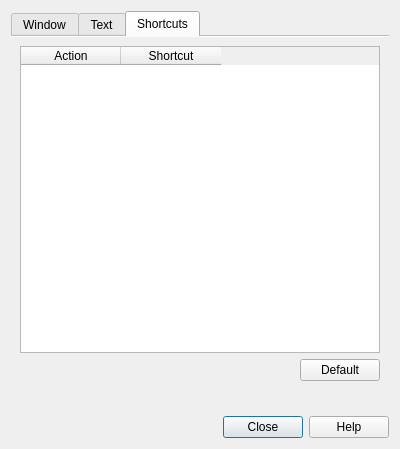
Above: feathernotes/predDialog.ui from tsujan/FeatherNotes before the change. Below: the same form after it.
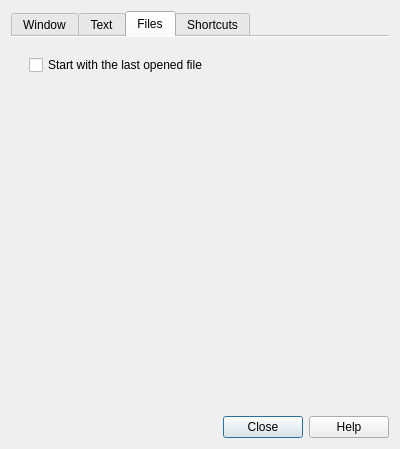
That is the form after the change. The open tabs and pages were chosen to show the change.

Commit message: Added an option for starting with last opened file

```diff
--- a/feathernotes/predDialog.ui
+++ b/feathernotes/predDialog.ui
@@ -509,6 +509,39 @@
      </widget>
      <widget class="QWidget" name="tab_3">
       <attribute name="title">
+       <string>Files</string>
+      </attribute>
+      <layout class="QVBoxLayout" name="verticalLayout_6">
+       <item>
+        <widget class="QFrame" name="fileBox">
+         <layout class="QVBoxLayout" name="verticalLayout_7">
+          <item>
+           <widget class="QCheckBox" name="lastFileBox">
+            <property name="text">
+             <string>Start with the last opened file</string>
+            </property>
+           </widget>
+          </item>
+          <item>
+           <spacer name="verticalSpacer_2">
+            <property name="orientation">
+             <enum>Qt::Vertical</enum>
+            </property>
+            <property name="sizeHint" stdset="0">
+             <size>
+              <width>5</width>
+              <height>1</height>
+             </size>
+            </property>
+           </spacer>
+          </item>
+         </layout>
+        </widget>
+       </item>
+      </layout>
+     </widget>
+     <widget class="QWidget" name="tab_4">
+      <attribute name="title">
        <string>Shortcuts</string>
       </attribute>
       <layout class="QGridLayout" name="gridLayout_3">
```
The commit also changes 27 other files.
